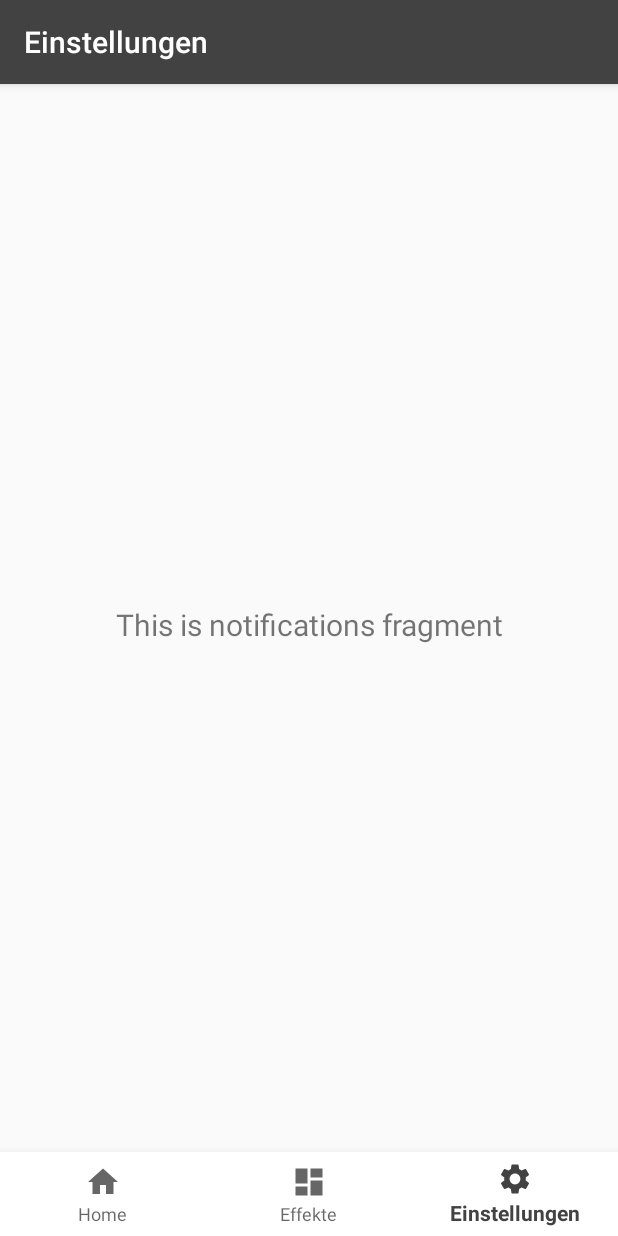
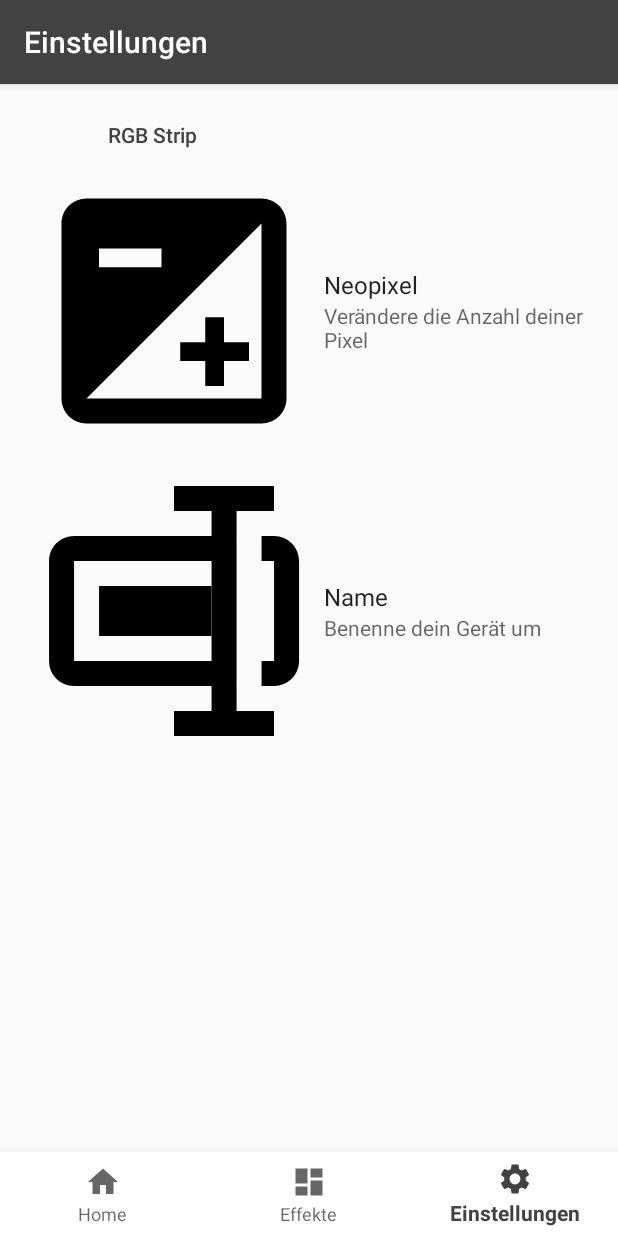
Before and after one commit to XxSemmel/RGB_Control_Android, an Android app: the SettingsFragment screen opened through its navigation route, on a phone screen of 412 x 824 dp. Run offline under Robolectric (Android 15) with nearby library versions, the phone set to English and light mode, and no system bars; our stand-ins replace androidx.preference, navigation-ui; libraries missing offline, so code that uses them is left out: top.defaults.colorpicker; 2 statements that could not run were skipped.

Commit message:
preferences added

```diff
--- a/app/build.gradle
+++ b/app/build.gradle
@@ -32,6 +32,7 @@ dependencies {
     implementation 'androidx.navigation:navigation-ui:2.3.0'
     implementation 'androidx.lifecycle:lifecycle-extensions:2.2.0'
     implementation "com.github.duanhong169:colorpicker:1.1.6"
+    implementation 'androidx.preference:preference:1.1.1'
     testImplementation 'junit:junit:4.13'
     androidTestImplementation 'androidx.test.ext:junit:1.1.2'
     androidTestImplementation 'androidx.test.espresso:espresso-core:3.3.0'
--- a/app/src/main/java/de/rgb_control/ui/settings/SettingsFragment.java
+++ b/app/src/main/java/de/rgb_control/ui/settings/SettingsFragment.java
@@ -1,35 +1,99 @@
 package de.rgb_control.ui.settings;
 
+import android.content.DialogInterface;
 import android.os.Bundle;
-import android.view.LayoutInflater;
-import android.view.View;
-import android.view.ViewGroup;
-import android.widget.TextView;
 
-import androidx.annotation.NonNull;
-import androidx.annotation.Nullable;
-import androidx.fragment.app.Fragment;
-import androidx.lifecycle.Observer;
-import androidx.lifecycle.ViewModelProviders;
+import androidx.appcompat.app.AlertDialog;
+import androidx.preference.EditTextPreference;
+import androidx.preference.Preference;
+import androidx.preference.PreferenceFragmentCompat;
 
+import java.util.Objects;
+
+import de.rgb_control.MainActivity;
 import de.rgb_control.R;
+import de.rgb_control.helper.BLE;
 
-public class SettingsFragment extends Fragment {
+public class SettingsFragment extends PreferenceFragmentCompat {
 
-    private SettingsViewModel notificationsViewModel;
 
-    public View onCreateView(@NonNull LayoutInflater inflater,
-                             ViewGroup container, Bundle savedInstanceState) {
-        notificationsViewModel =
-                ViewModelProviders.of(this).get(SettingsViewModel.class);
-        View root = inflater.inflate(R.layout.fragment_settings, container, false);
-        final TextView textView = root.findViewById(R.id.text_notifications);
-        notificationsViewModel.getText().observe(getViewLifecycleOwner(), new Observer<String>() {
-            @Override
-            public void onChanged(@Nullable String s) {
-                textView.setText(s);
-            }
-        });
-        return root;
+    private BLE control;
+
+    @Override
+    public void onCreatePreferences(Bundle savedInstanceState, String rootKey) {
+
+        control=MainActivity.control;
+        setPreferencesFromResource(R.xml.preferences, rootKey);
+
+        EditTextPreference neopixels = findPreference("numb");
+        EditTextPreference rename = findPreference("name");
+        rename.setOnPreferenceChangeListener(namechange);
+        neopixels.setOnPreferenceChangeListener(neopixelchange);
+
     }
+
+
+    EditTextPreference.OnPreferenceChangeListener namechange = new Preference.OnPreferenceChangeListener() {
+        @Override
+        public boolean onPreferenceChange(Preference preference, Object newValue) {
+            control.changeDeviceName(newValue.toString());
+
+            AlertDialog.Builder builder = new AlertDialog.Builder(requireContext());
+            builder.setTitle("Information");
+            builder.setMessage("Dein Gerät benötigt einen Neustart, damit die Änderungen übernommen werden! Jetzt neustarten?");
+
+            builder.setIcon(R.drawable.ic_info);
+            builder.setPositiveButton(
+                    "Neustarten",
+                    new DialogInterface.OnClickListener() {
+                        public void onClick(DialogInterface dialog, int id) {
+                            control.reboot();
+                            android.os.Process.killProcess(android.os.Process.myPid()); //exit
+                        }
+                    });
+            builder.setNegativeButton("Später", new DialogInterface.OnClickListener() {
+                @Override
+                public void onClick(DialogInterface dialogInterface, int i) {
+
+                }
+            });
+
+            AlertDialog alert = builder.create();
+            alert.show();
+            return true;
+        }
+    };
+
+    EditTextPreference.OnPreferenceChangeListener neopixelchange = new Preference.OnPreferenceChangeListener() {
+        @Override
+        public boolean onPreferenceChange(Preference preference, final Object newValue) {
+            control.sendNeopixels(newValue.toString());
+
+            AlertDialog.Builder builder = new AlertDialog.Builder(requireContext());
+            builder.setTitle("Information");
+            builder.setMessage("Dein Gerät benötigt einen Neustart, damit die Änderungen übernommen werden! Jetzt neustarten?");
+
+            builder.setIcon(R.drawable.ic_info);
+            builder.setPositiveButton(
+                    "Neustarten",
+                    new DialogInterface.OnClickListener() {
+                        public void onClick(DialogInterface dialog, int id) {
+                            control.reboot();
+                            android.os.Process.killProcess(android.os.Process.myPid()); //exit
+                        }
+                    });
+            builder.setNegativeButton("Später", new DialogInterface.OnClickListener() {
+                @Override
+                public void onClick(DialogInterface dialogInterface, int i) {
+
+                }
+            });
+
+            AlertDialog alert = builder.create();
+            alert.show();
+            return true;
+        }
+    };
+
+
 }
--- /dev/null
+++ b/app/src/main/res/drawable/ic_number.xml
@@ -0,0 +1,9 @@
+<vector xmlns:android="http://schemas.android.com/apk/res/android"
+    android:width="200dp"
+    android:height="200dp"
+    android:viewportWidth="24"
+    android:viewportHeight="24">
+  <path
+      android:fillColor="#000000"
+      android:pathData="M19,3L5,3c-1.1,0 -2,0.9 -2,2v14c0,1.1 0.9,2 2,2h14c1.1,0 2,-0.9 2,-2L21,5c0,-1.1 -0.9,-2 -2,-2zM6,7h5v1.5L6,8.5L6,7zM19,19L5,19L19,5v14zM14.5,16v2L16,18v-2h2v-1.5h-2v-2h-1.5v2h-2L12.5,16z"/>
+</vector>
--- /dev/null
+++ b/app/src/main/res/drawable/rename.xml
@@ -0,0 +1,12 @@
+<vector xmlns:android="http://schemas.android.com/apk/res/android"
+    android:viewportWidth="24"
+    android:viewportHeight="24"
+    android:width="200dp"
+    android:height="200dp">
+    <path
+        android:pathData="M20.005 5.995h-1v2h1v8h-1v2h1c1.103 0 2 -0.897 2 -2v-8C22.005 6.893 21.107 5.995 20.005 5.995zM6.005 9.995H15V13.995H6.005z"
+        android:fillColor="#000000" />
+    <path
+        android:pathData="M17.005 17.995v-12V4H20V2h-8v2h3.005v1.995h-11c-1.103 0 -2 0.897 -2 2v8c0 1.103 0.897 2 2 2h11V20H12v2h8v-2h-2.995V17.995zM4.005 15.995v-8h11v8H4.005z"
+        android:fillColor="#000000" />
+</vector>
--- a/app/src/main/res/layout/fragment_settings.xml
+++ /dev/null
@@ -1,22 +0,0 @@
-<?xml version="1.0" encoding="utf-8"?>
-<androidx.constraintlayout.widget.ConstraintLayout xmlns:android="http://schemas.android.com/apk/res/android"
-    xmlns:app="http://schemas.android.com/apk/res-auto"
-    xmlns:tools="http://schemas.android.com/tools"
-    android:layout_width="match_parent"
-    android:layout_height="match_parent"
-    tools:context=".ui.settings.SettingsFragment">
-
-    <TextView
-        android:id="@+id/text_notifications"
-        android:layout_width="match_parent"
-        android:layout_height="wrap_content"
-        android:layout_marginStart="8dp"
-        android:layout_marginTop="8dp"
-        android:layout_marginEnd="8dp"
-        android:textAlignment="center"
-        android:textSize="20sp"
-        app:layout_constraintBottom_toBottomOf="parent"
-        app:layout_constraintEnd_toEndOf="parent"
-        app:layout_constraintStart_toStartOf="parent"
-        app:layout_constraintTop_toTopOf="parent" />
-</androidx.constraintlayout.widget.ConstraintLayout>
--- a/app/src/main/res/navigation/mobile_navigation.xml
+++ b/app/src/main/res/navigation/mobile_navigation.xml
@@ -20,6 +20,5 @@
     <fragment
         android:id="@+id/navigation_settings"
         android:name="de.rgb_control.ui.settings.SettingsFragment"
-        android:label="@string/title_settings"
-        tools:layout="@layout/fragment_settings" />
+        android:label="@string/title_settings"/>
 </navigation>
--- /dev/null
+++ b/app/src/main/res/xml/preferences.xml
@@ -0,0 +1,23 @@
+<?xml version="1.0" encoding="utf-8"?>
+<PreferenceScreen xmlns:android="http://schemas.android.com/apk/res/android">
+    <PreferenceCategory android:title="RGB Strip">
+
+        <EditTextPreference android:key="numb"
+            android:title="Neopixel"
+            android:defaultValue="100"
+            android:dialogLayout="@layout/preference_edit_number"
+            android:summary="Verändere die Anzahl deiner Pixel"
+            android:icon="@drawable/ic_number"/>
+
+
+
+
+        <EditTextPreference
+            android:key="name"
+            android:title="Name"
+            android:summary="Benenne dein Gerät um"
+            android:dialogMessage="Gebe einen neuen Namen ein"
+            android:icon="@drawable/rename"/>
+
+    </PreferenceCategory>
+</PreferenceScreen>
```
Also changed, not shown: app/src/main/java/de/rgb_control/helper/BLE.java (+30 -6 lines), app/src/main/res/layout/preference_edit_number.xml (added, +23 -0 lines), 198 other files.
